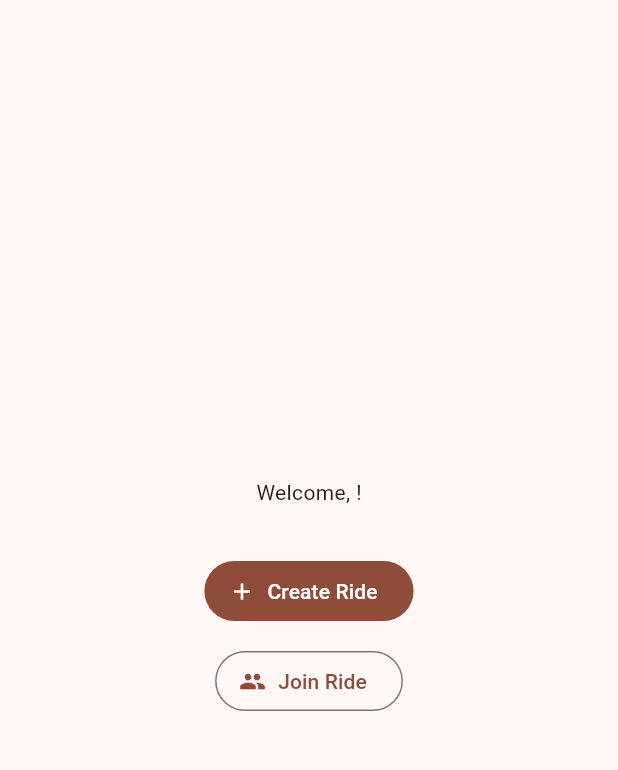
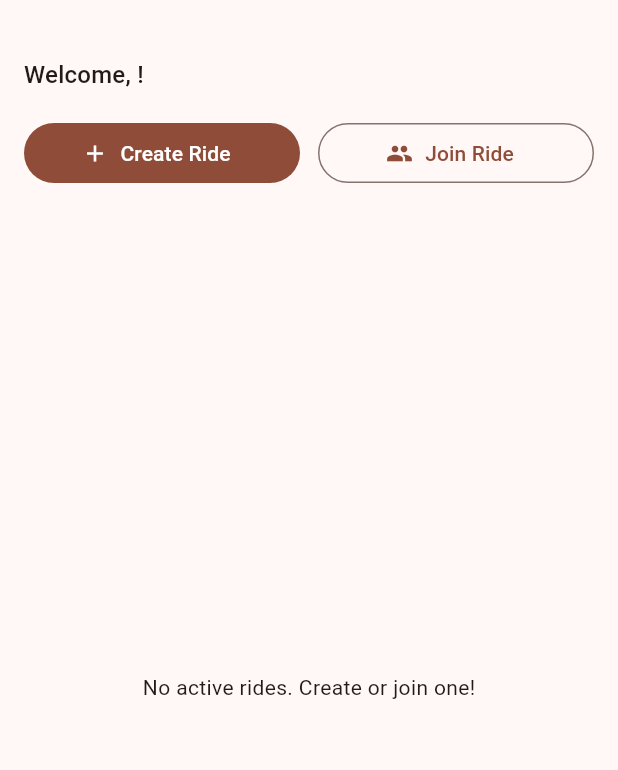
Before and after one commit to ethanbayliss/riderapp, a Flutter app: the screen it shows once a user with an empty profile is signed in, on a phone screen of 412 x 824 dp, the part 63-833 px from its top. Run offline on Flutter 3.47's test engine with Material 3 defaults, Android fonts, the phone set to English and light mode, and no system bars; our stand-ins replace supabase_flutter; accounts and stored records are empty.

Commit message:
Show active rides list on Home screen
- RideMembership model joining Ride + member role
- RideService.getMyRides fetches user's active rides via ride_members join
- RideNotifier.loadMyRides keeps myRides list in sync (refreshed after create/join)
- HomeScreen converted to StatefulWidget; loads rides on init and shows them
  in a list with leader/rider icon and invite code visible
- Tapping a ride re-enters its LiveMapScreen

Co-Authored-By: Claude Sonnet 4.6 <noreply@anthropic.com>

```diff
--- /dev/null
+++ b/lib/models/ride_membership.dart
@@ -0,0 +1,15 @@
+import 'ride.dart';
+
+class RideMembership {
+  final Ride ride;
+  final String role;
+
+  const RideMembership({required this.ride, required this.role});
+
+  bool get isLeader => role == 'leader';
+
+  factory RideMembership.fromJson(Map<String, dynamic> json) => RideMembership(
+        ride: Ride.fromJson(json['rides'] as Map<String, dynamic>),
+        role: json['role'] as String,
+      );
+}
--- a/lib/notifiers/ride_notifier.dart
+++ b/lib/notifiers/ride_notifier.dart
@@ -1,9 +1,18 @@
 import 'package:flutter/foundation.dart';
 import '../models/ride.dart';
+import '../models/ride_membership.dart';
 import '../services/ride_service.dart';
 
 class RideNotifier extends ChangeNotifier {
   final _rideService = RideService();
+
+  List<RideMembership> _myRides = [];
+  List<RideMembership> get myRides => _myRides;
+
+  Future<void> loadMyRides(String userId) async {
+    _myRides = await _rideService.getMyRides(userId);
+    notifyListeners();
+  }
 
   Future<Ride> createRide({
     required String name,
@@ -15,7 +24,7 @@ class RideNotifier extends ChangeNotifier {
       leaderId: leaderId,
       displayName: displayName,
     );
-    notifyListeners();
+    await loadMyRides(leaderId);
     return ride;
   }
 
@@ -29,7 +38,7 @@ class RideNotifier extends ChangeNotifier {
       userId: userId,
       displayName: displayName,
     );
-    notifyListeners();
+    await loadMyRides(userId);
     return ride;
   }
 }
--- a/lib/screens/home_screen.dart
+++ b/lib/screens/home_screen.dart
@@ -1,11 +1,12 @@
 import 'package:flutter/material.dart';
+import '../models/ride_membership.dart';
 import '../notifiers/auth_notifier.dart';
 import '../notifiers/ride_notifier.dart';
 import '../services/ride_service.dart';
 import 'live_map_screen.dart';
 import 'settings_screen.dart';
 
-class HomeScreen extends StatelessWidget {
+class HomeScreen extends StatefulWidget {
   final AuthNotifier authNotifier;
   final RideNotifier rideNotifier;
 
@@ -16,9 +17,26 @@ class HomeScreen extends StatelessWidget {
   });
 
   @override
+  State<HomeScreen> createState() => _HomeScreenState();
+}
+
+class _HomeScreenState extends State<HomeScreen> {
+  @override
+  void initState() {
+    super.initState();
+    final userId = widget.authNotifier.currentUser?.id;
+    if (userId != null) {
+      widget.rideNotifier.loadMyRides(userId);
+    }
+  }
+
+  String get _displayName =>
+      widget.authNotifier.currentUser?.userMetadata?['display_name'] ?? 'Rider';
+
+  String get _userId => widget.authNotifier.currentUser?.id ?? '';
+
+  @override
   Widget build(BuildContext context) {
-    final displayName = authNotifier.currentUser?.userMetadata?['display_name'] ?? 'Rider';
-
     return Scaffold(
       appBar: AppBar(
         title: const Text('RiderApp'),
@@ -29,31 +47,77 @@ class HomeScreen extends StatelessWidget {
             onPressed: () => Navigator.push(
               context,
               MaterialPageRoute(
-                builder: (_) => SettingsScreen(authNotifier: authNotifier),
+                builder: (_) => SettingsScreen(authNotifier: widget.authNotifier),
               ),
             ),
           ),
         ],
       ),
-      body: Center(
-        child: Column(
-          mainAxisAlignment: MainAxisAlignment.center,
+      body: ListenableBuilder(
+        listenable: widget.rideNotifier,
+        builder: (context, _) {
+          final rides = widget.rideNotifier.myRides;
+          return Column(
+            crossAxisAlignment: CrossAxisAlignment.stretch,
             children: [
-            Text('Welcome, $displayName!'),
-            const SizedBox(height: 32),
-            FilledButton.icon(
+              Padding(
+                padding: const EdgeInsets.fromLTRB(16, 24, 16, 8),
+                child: Text(
+                  'Welcome, $_displayName!',
+                  style: Theme.of(context).textTheme.titleMedium,
+                ),
+              ),
+              Padding(
+                padding: const EdgeInsets.symmetric(horizontal: 16, vertical: 8),
+                child: Row(
+                  children: [
+                    Expanded(
+                      child: FilledButton.icon(
                         icon: const Icon(Icons.add),
                         label: const Text('Create Ride'),
-              onPressed: () => _showCreateRideDialog(context, displayName),
+                        onPressed: () => _showCreateRideDialog(context),
                       ),
-            const SizedBox(height: 12),
-            OutlinedButton.icon(
+                    ),
+                    const SizedBox(width: 12),
+                    Expanded(
+                      child: OutlinedButton.icon(
                         icon: const Icon(Icons.group),
                         label: const Text('Join Ride'),
-              onPressed: () => _showJoinRideDialog(context, displayName),
+                        onPressed: () => _showJoinRideDialog(context),
+                      ),
                     ),
                   ],
                 ),
+              ),
+              if (rides.isNotEmpty) ...[
+                Padding(
+                  padding: const EdgeInsets.fromLTRB(16, 16, 16, 4),
+                  child: Text(
+                    'Your Active Rides',
+                    style: Theme.of(context).textTheme.labelLarge,
+                  ),
+                ),
+                Expanded(
+                  child: ListView.builder(
+                    itemCount: rides.length,
+                    itemBuilder: (context, i) => _RideTile(
+                      membership: rides[i],
+                      onTap: () => Navigator.push(
+                        context,
+                        MaterialPageRoute(
+                          builder: (_) => LiveMapScreen(ride: rides[i].ride),
+                        ),
+                      ),
+                    ),
+                  ),
+                ),
+              ] else
+                const Expanded(
+                  child: Center(child: Text('No active rides. Create or join one!')),
+                ),
+            ],
+          );
+        },
       ),
     );
   }
@@ -65,7 +129,7 @@ class HomeScreen extends StatelessWidget {
     return '$day - $period';
   }
 
-  Future<void> _showCreateRideDialog(BuildContext context, String displayName) async {
+  Future<void> _showCreateRideDialog(BuildContext context) async {
     final formKey = GlobalKey<FormState>();
     final nameController = TextEditingController(text: _defaultRideName());
 
@@ -106,14 +170,11 @@ class HomeScreen extends StatelessWidget {
 
     if (confirmed != true || !context.mounted) return;
 
-    final userId = authNotifier.currentUser?.id;
-    if (userId == null) return;
-
     try {
-      final ride = await rideNotifier.createRide(
+      final ride = await widget.rideNotifier.createRide(
         name: nameController.text.trim(),
-        leaderId: userId,
-        displayName: displayName,
+        leaderId: _userId,
+        displayName: _displayName,
       );
       if (context.mounted) {
         Navigator.push(context, MaterialPageRoute(builder: (_) => LiveMapScreen(ride: ride)));
@@ -127,7 +188,7 @@ class HomeScreen extends StatelessWidget {
     }
   }
 
-  Future<void> _showJoinRideDialog(BuildContext context, String displayName) async {
+  Future<void> _showJoinRideDialog(BuildContext context) async {
     final formKey = GlobalKey<FormState>();
     final codeController = TextEditingController();
 
@@ -175,14 +236,11 @@ class HomeScreen extends StatelessWidget {
 
     if (confirmed != true || !context.mounted) return;
 
-    final userId = authNotifier.currentUser?.id;
-    if (userId == null) return;
-
     try {
-      final ride = await rideNotifier.joinRide(
+      final ride = await widget.rideNotifier.joinRide(
         inviteCode: codeController.text.trim(),
-        userId: userId,
-        displayName: displayName,
+        userId: _userId,
+        displayName: _displayName,
       );
       if (context.mounted) {
         Navigator.push(context, MaterialPageRoute(builder: (_) => LiveMapScreen(ride: ride)));
@@ -208,3 +266,21 @@ class HomeScreen extends StatelessWidget {
     }
   }
 }
+
+class _RideTile extends StatelessWidget {
+  final RideMembership membership;
+  final VoidCallback onTap;
+
+  const _RideTile({required this.membership, required this.onTap});
+
+  @override
+  Widget build(BuildContext context) {
+    return ListTile(
+      leading: Icon(membership.isLeader ? Icons.star : Icons.directions_bike),
+      title: Text(membership.ride.name),
+      subtitle: Text(membership.isLeader ? 'Leader · ${membership.ride.inviteCode}' : 'Rider · ${membership.ride.inviteCode}'),
+      trailing: const Icon(Icons.chevron_right),
+      onTap: onTap,
+    );
+  }
+}
```
Also changed, not shown: lib/services/ride_service.dart (+12 -0 lines), 1 other file. Lines whose indentation alone changed are shown as unchanged.
